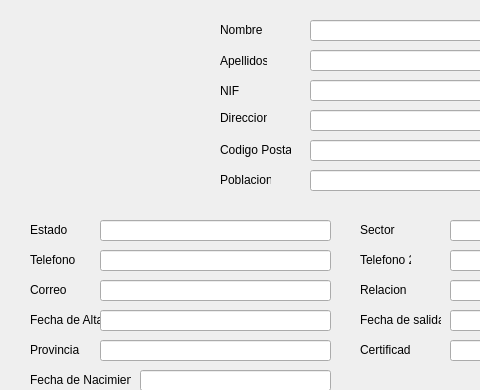
First picture: the form in src/UI/perfilUsuario.ui, repository PurpleFlamingo/purpleACOES, before the edit; both pictures show x 0 to 480 and y 0 to 390 of the 725 by 589 pixel window.
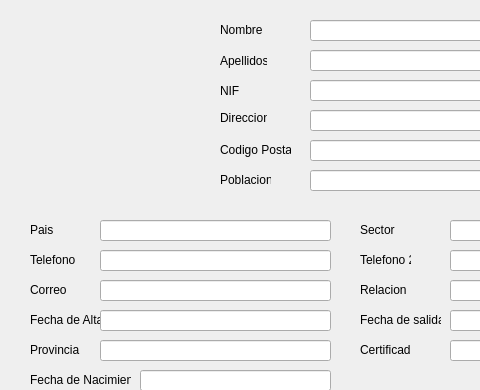
Second picture: the form after the edit. Icons and pictures are not drawn.

Commit message: Sustitucion de estado por pais

Patch:
```diff
--- a/src/UI/perfilUsuario.ui
+++ b/src/UI/perfilUsuario.ui
@@ -211,7 +211,7 @@
      </rect>
     </property>
     <property name="text">
-     <string>Estado</string>
+     <string>Pais</string>
     </property>
    </widget>
    <widget class="QLabel" name="lTelefono1">
```
The commit also changes 2 other files.
